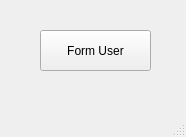
Qt form mainwindow.ui (Yadija/tugas_visual_2) before a commit.
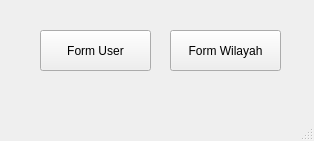
The same form after that commit.

Commit message: ⚒️build: make form wilayah

Patch:
```diff
--- a/mainwindow.ui
+++ b/mainwindow.ui
@@ -6,8 +6,8 @@
    <rect>
     <x>0</x>
     <y>0</y>
-    <width>186</width>
-    <height>137</height>
+    <width>314</width>
+    <height>141</height>
    </rect>
   </property>
   <property name="windowTitle">
@@ -27,6 +27,19 @@
      <string>Form User</string>
     </property>
    </widget>
+   <widget class="QPushButton" name="pushButtonFormWilayah">
+    <property name="geometry">
+     <rect>
+      <x>170</x>
+      <y>30</y>
+      <width>111</width>
+      <height>41</height>
+     </rect>
+    </property>
+    <property name="text">
+     <string>Form Wilayah</string>
+    </property>
+   </widget>
   </widget>
   <widget class="QMenuBar" name="menubar">
    <property name="geometry">
```
Left out of the diff: 2 changed lines with no effect on the pictures. The commit also changes 8 other files.
